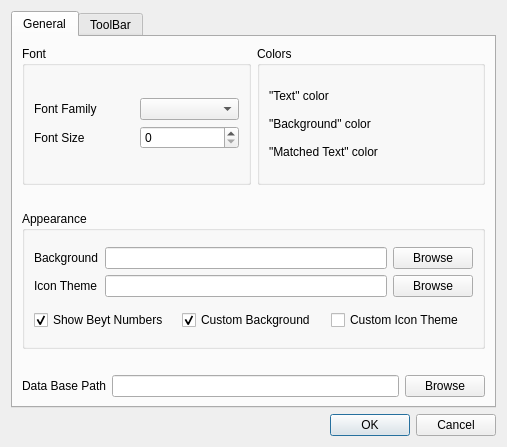
The window that settings.ui (srazi/Saaghar) describes before a commit, drawn with Qt 5.
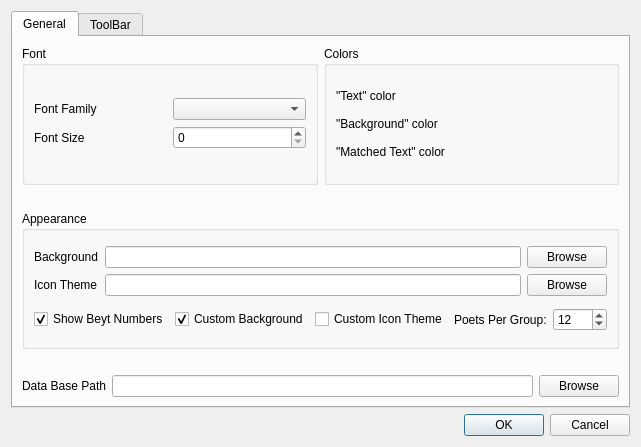
The same window after the commit. Icons and pictures are not drawn.

Patch:
```diff
--- a/settings.ui
+++ b/settings.ui
@@ -310,6 +310,36 @@
                 </property>
                </widget>
               </item>
+              <item>
+               <spacer name="horizontalSpacer_4">
+                <property name="orientation">
+                 <enum>Qt::Horizontal</enum>
+                </property>
+                <property name="sizeHint" stdset="0">
+                 <size>
+                  <width>40</width>
+                  <height>20</height>
+                 </size>
+                </property>
+               </spacer>
+              </item>
+              <item>
+               <widget class="QLabel" name="labelPoetsPerGroup">
+                <property name="text">
+                 <string>Poets Per Group:</string>
+                </property>
+               </widget>
+              </item>
+              <item>
+               <widget class="QSpinBox" name="spinBoxPoetsPerGroup">
+                <property name="maximum">
+                 <number>1000</number>
+                </property>
+                <property name="value">
+                 <number>12</number>
+                </property>
+               </widget>
+              </item>
              </layout>
             </item>
            </layout>
```
Left out of the diff: 18 changed lines with no effect on the pictures.
